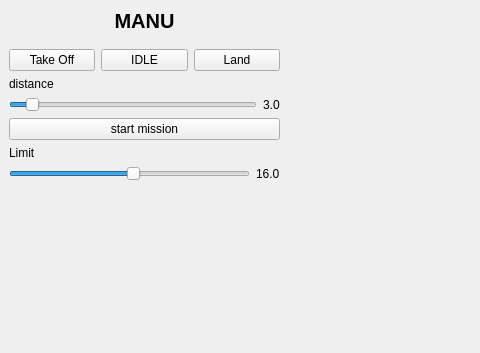
Qt form ui/commander.ui (Fabien-B/CX10Commander) before a commit; both pictures show x 0 to 480 and y 0 to 353 of the 1263 by 679 pixel window.
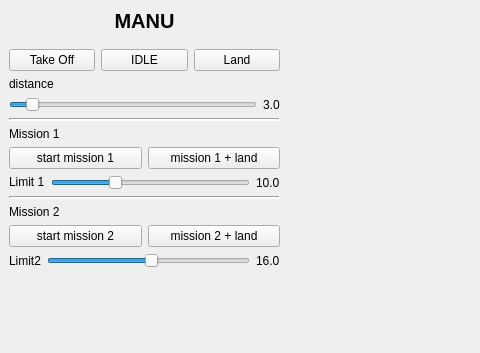
The same form after that commit. Custom widgets are drawn as their Qt base class.

Commit message: add mission 2 and mission + land

```diff
--- a/ui/commander.ui
+++ b/ui/commander.ui
@@ -122,14 +122,17 @@
        </layout>
       </item>
       <item>
-       <widget class="QPushButton" name="start_button">
-        <property name="text">
-         <string>start mission</string>
+       <widget class="Line" name="line_2">
+        <property name="lineWidth">
+         <number>2</number>
+        </property>
+        <property name="orientation">
+         <enum>Qt::Horizontal</enum>
         </property>
        </widget>
       </item>
       <item>
-       <widget class="QLabel" name="label_3">
+       <widget class="QLabel" name="label">
         <property name="sizePolicy">
          <sizepolicy hsizetype="Fixed" vsizetype="Fixed">
           <horstretch>0</horstretch>
@@ -137,12 +140,43 @@
          </sizepolicy>
         </property>
         <property name="text">
-         <string>Limit</string>
+         <string>Mission 1</string>
         </property>
        </widget>
       </item>
+      <item>
+       <layout class="QHBoxLayout" name="horizontalLayout_5">
+        <item>
+         <widget class="QPushButton" name="start_button">
+          <property name="text">
+           <string>start mission 1</string>
+          </property>
+         </widget>
+        </item>
+        <item>
+         <widget class="QPushButton" name="start_land_button">
+          <property name="text">
+           <string>mission 1 + land</string>
+          </property>
+         </widget>
+        </item>
+       </layout>
+      </item>
       <item>
        <layout class="QHBoxLayout" name="horizontalLayout_4">
+        <item>
+         <widget class="QLabel" name="label_3">
+          <property name="sizePolicy">
+           <sizepolicy hsizetype="Fixed" vsizetype="Fixed">
+            <horstretch>0</horstretch>
+            <verstretch>0</verstretch>
+           </sizepolicy>
+          </property>
+          <property name="text">
+           <string>Limit 1</string>
+          </property>
+         </widget>
+        </item>
         <item>
          <widget class="QSlider" name="limit_slider">
           <property name="minimum">
@@ -152,7 +186,7 @@
            <number>300</number>
           </property>
           <property name="value">
-           <number>160</number>
+           <number>100</number>
           </property>
           <property name="orientation">
            <enum>Qt::Horizontal</enum>
@@ -162,6 +196,81 @@
         <item>
          <widget class="QLabel" name="limit_label">
           <property name="text">
+           <string>10.0</string>
+          </property>
+         </widget>
+        </item>
+       </layout>
+      </item>
+      <item>
+       <widget class="Line" name="line">
+        <property name="lineWidth">
+         <number>2</number>
+        </property>
+        <property name="orientation">
+         <enum>Qt::Horizontal</enum>
+        </property>
+       </widget>
+      </item>
+      <item>
+       <widget class="QLabel" name="label_4">
+        <property name="sizePolicy">
+         <sizepolicy hsizetype="Fixed" vsizetype="Fixed">
+          <horstretch>0</horstretch>
+          <verstretch>0</verstretch>
+         </sizepolicy>
+        </property>
+        <property name="text">
+         <string>Mission 2</string>
+        </property>
+       </widget>
+      </item>
+      <item>
+       <layout class="QHBoxLayout" name="horizontalLayout_6">
+        <item>
+         <widget class="QPushButton" name="start2_button">
+          <property name="text">
+           <string>start mission 2</string>
+          </property>
+         </widget>
+        </item>
+        <item>
+         <widget class="QPushButton" name="start_land2_button">
+          <property name="text">
+           <string>mission 2 + land</string>
+          </property>
+         </widget>
+        </item>
+       </layout>
+      </item>
+      <item>
+       <layout class="QHBoxLayout" name="horizontalLayout_7">
+        <item>
+         <widget class="QLabel" name="label_5">
+          <property name="text">
+           <string>Limit2</string>
+          </property>
+         </widget>
+        </item>
+        <item>
+         <widget class="QSlider" name="limit2_slider">
+          <property name="minimum">
+           <number>10</number>
+          </property>
+          <property name="maximum">
+           <number>300</number>
+          </property>
+          <property name="value">
+           <number>160</number>
+          </property>
+          <property name="orientation">
+           <enum>Qt::Horizontal</enum>
+          </property>
+         </widget>
+        </item>
+        <item>
+         <widget class="QLabel" name="limit2_label">
+          <property name="text">
            <string>16.0</string>
           </property>
          </widget>
```
Left out of the diff: 1 changed line with no effect on the pictures. The commit also changes 2 other files.
